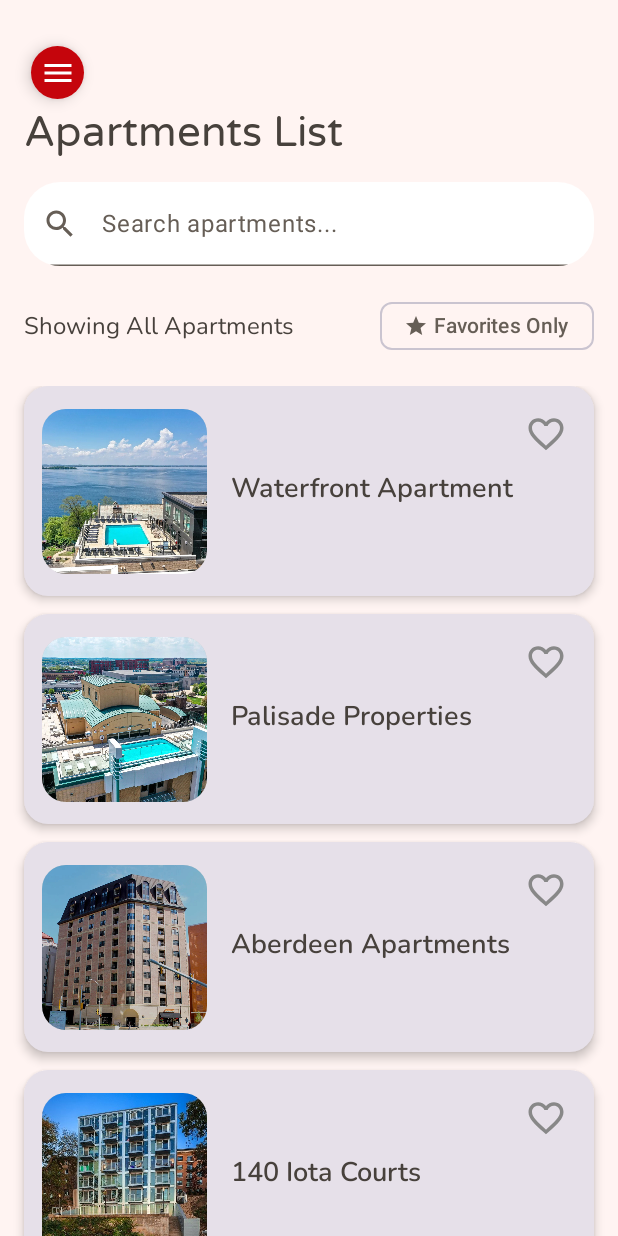
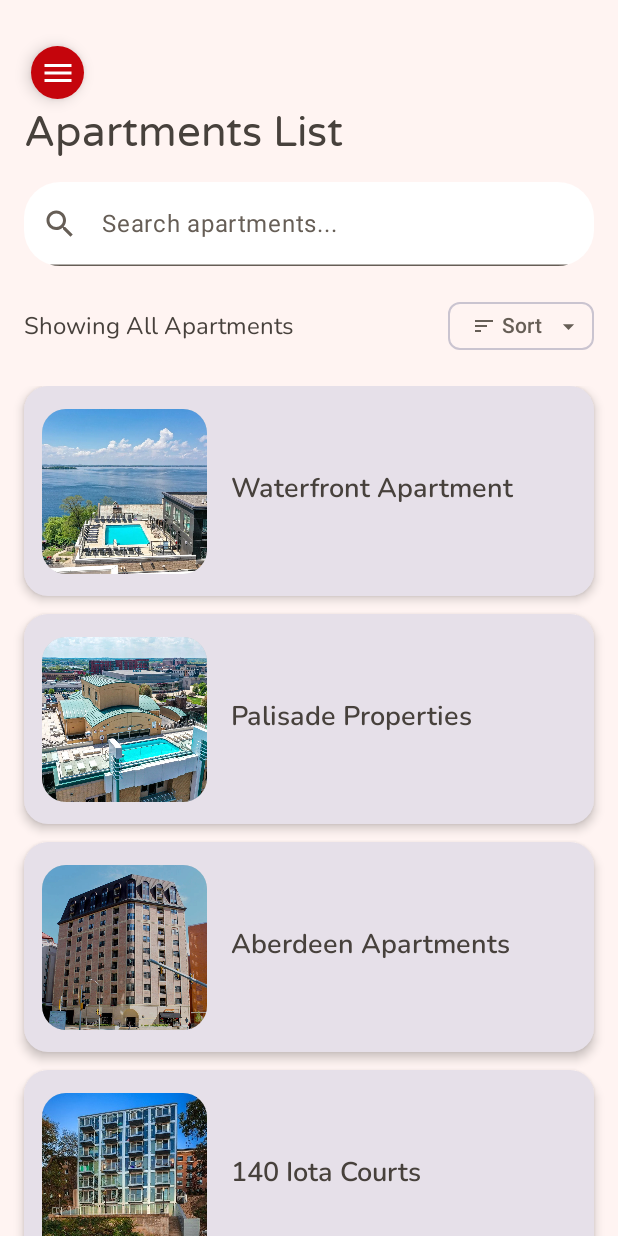
Before and after one commit to Caleb-C6/MadisonMapple, an Android app built with Jetpack Compose: the ApartmentsListScreen screen opened through its navigation route, on a phone screen of 412 x 824 dp. Run offline under Robolectric (Android 15) with nearby library versions, the phone set to English and light mode, and no system bars; our stand-ins replace Firebase (no records; nobody signed in at launch, a user with empty details on screens opened directly), Room's generated code.

Commit message:
Removed apartments fav feature

```diff
--- a/app/src/main/java/com/cs407/myapplication/ui/apartments/ApartmentsListScreen.kt
+++ b/app/src/main/java/com/cs407/myapplication/ui/apartments/ApartmentsListScreen.kt
@@ -6,14 +6,10 @@ import androidx.compose.foundation.clickable
 import androidx.compose.foundation.layout.*
 import androidx.compose.foundation.lazy.LazyColumn
 import androidx.compose.foundation.lazy.items
-import androidx.compose.foundation.shape.CircleShape
 import androidx.compose.foundation.text.KeyboardActions
 import androidx.compose.foundation.text.KeyboardOptions
 import androidx.compose.material.icons.Icons
-import androidx.compose.material.icons.filled.Favorite
-import androidx.compose.material.icons.filled.FavoriteBorder
-import androidx.compose.material.icons.filled.Search
-import androidx.compose.material.icons.filled.Star
+import androidx.compose.material.icons.filled.*
 import androidx.compose.material3.*
 import androidx.compose.runtime.*
 import androidx.compose.ui.Alignment
@@ -26,12 +22,20 @@ import androidx.compose.ui.text.input.ImeAction
 import androidx.compose.ui.unit.dp
 import com.cs407.myapplication.R
 import com.cs407.myapplication.ui.components.Apartment
+import androidx.compose.ui.text.style.TextAlign
+
+// Define sort order enum
+enum class SortOrder {
+    A_TO_Z,
+    Z_TO_A,
+    NONE
+}
 
 @Composable
 fun ApartmentsListScreen(
     onApartmentClick: (Apartment) -> Unit = {}
 ) {
-    // Original apartments list (only the 5 from your original code)
+    // Original apartments list
     val originalApartments = listOf(
         Apartment("Waterfront Apartment", R.drawable.waterfront),
         Apartment("Palisade Properties", R.drawable.palisade),
@@ -43,30 +47,24 @@ fun ApartmentsListScreen(
     // State for search query
     var searchQuery by remember { mutableStateOf("") }
 
-    // State for showing only favorites
-    var showOnlyFavorites by remember { mutableStateOf(false) }
+    // State for sorting
+    var sortOrder by remember { mutableStateOf(SortOrder.NONE) }
 
-    // State for tracking favorites (persistent across recompositions)
-    val favoriteIds = remember { mutableStateMapOf<Int, Boolean>() }
-
-    // Initialize favoriteIds if empty
-    LaunchedEffect(Unit) {
-        if (favoriteIds.isEmpty()) {
-            originalApartments.forEach { apartment ->
-                favoriteIds[apartment.hashCode()] = false
-            }
-        }
+    // Filter and sort apartments
+    val filteredApartments = remember(searchQuery, sortOrder) {
+        var result = originalApartments.filter { apartment ->
+            searchQuery.isEmpty() ||
+                    apartment.name.contains(searchQuery, ignoreCase = true)
         }
 
-    // Filter apartments based on search query and favorite filter
-    val filteredApartments = remember(searchQuery, showOnlyFavorites, favoriteIds) {
-        originalApartments.filter { apartment ->
-            val matchesSearch = searchQuery.isEmpty() ||
-                    apartment.name.contains(searchQuery, ignoreCase = true)
-            val matchesFavorite = !showOnlyFavorites ||
-                    (favoriteIds[apartment.hashCode()] ?: false)
-            matchesSearch && matchesFavorite
+        // Apply sorting
+        result = when (sortOrder) {
+            SortOrder.A_TO_Z -> result.sortedBy { it.name }
+            SortOrder.Z_TO_A -> result.sortedByDescending { it.name }
+            SortOrder.NONE -> result
         }
+
+        result
     }
 
     Column(
@@ -85,13 +83,16 @@ fun ApartmentsListScreen(
         SearchBar(
             searchQuery = searchQuery,
             onSearchQueryChange = { searchQuery = it },
-            onClearSearch = { searchQuery = "" },
+            onClearSearch = {
+                searchQuery = ""
+                sortOrder = SortOrder.NONE // Reset sort when clearing search
+            },
             modifier = Modifier
                 .fillMaxWidth()
                 .padding(bottom = 16.dp)
         )
 
-        // Favorites Filter Toggle
+        // Filter and Sort Row
         Row(
             modifier = Modifier
                 .fillMaxWidth()
@@ -99,36 +100,23 @@ fun ApartmentsListScreen(
             horizontalArrangement = Arrangement.SpaceBetween,
             verticalAlignment = Alignment.CenterVertically
         ) {
+            // Left side: Showing text
             Text(
-                text = if (showOnlyFavorites) "Showing Favorites Only" else "Showing All Apartments",
-                style = MaterialTheme.typography.bodyMedium
+                text = when {
+                    sortOrder != SortOrder.NONE -> getSortText(sortOrder)
+                    else -> "Showing All Apartments"
+                },
+                style = MaterialTheme.typography.bodyMedium,
+                maxLines = 2,
+                modifier = Modifier.weight(1f)
             )
 
-            FilterChip(
-                selected = showOnlyFavorites,
-                onClick = { showOnlyFavorites = !showOnlyFavorites },
-                label = {
-                    Row(
-                        verticalAlignment = Alignment.CenterVertically,
-                        horizontalArrangement = Arrangement.spacedBy(4.dp)
-                    ) {
-                        Icon(
-                            imageVector = Icons.Default.Star,
-                            contentDescription = "Favorites",
-                            modifier = Modifier.size(16.dp)
-                        )
-                        Text("Favorites Only")
-                    }
-                },
-                leadingIcon = if (showOnlyFavorites) {
-                    {
-                        Icon(
-                            imageVector = Icons.Default.Favorite,
-                            contentDescription = "Favorite",
-                            modifier = Modifier.size(FilterChipDefaults.IconSize)
-                        )
-                    }
-                } else null
+            Spacer(modifier = Modifier.width(8.dp))
+
+            // Right side: Sort button only
+            SortDropdownMenu(
+                sortOrder = sortOrder,
+                onSortOrderChange = { sortOrder = it }
             )
         }
 
@@ -140,13 +128,36 @@ fun ApartmentsListScreen(
                     .padding(32.dp),
                 contentAlignment = Alignment.Center
             ) {
+                Column(horizontalAlignment = Alignment.CenterHorizontally) {
+                    Icon(
+                        imageVector = Icons.Default.SearchOff,
+                        contentDescription = "No results",
+                        modifier = Modifier.size(64.dp),
+                        tint = MaterialTheme.colorScheme.onSurface.copy(alpha = 0.5f)
+                    )
+                    Spacer(modifier = Modifier.height(16.dp))
                     Text(
                         text = if (searchQuery.isNotEmpty())
                             "No apartments found for \"$searchQuery\""
                         else
                             "No apartments found",
-                    style = MaterialTheme.typography.bodyLarge
+                        style = MaterialTheme.typography.bodyLarge,
+                        textAlign = TextAlign.Center
                     )
+
+                    // Show reset button if search or sort active
+                    if (searchQuery.isNotEmpty() || sortOrder != SortOrder.NONE) {
+                        Spacer(modifier = Modifier.height(16.dp))
+                        Button(
+                            onClick = {
+                                searchQuery = ""
+                                sortOrder = SortOrder.NONE
+                            }
+                        ) {
+                            Text("Reset Filters")
+                        }
+                    }
+                }
             }
         } else {
             LazyColumn(
@@ -156,16 +167,109 @@ fun ApartmentsListScreen(
                 items(filteredApartments) { apartment ->
                     ApartmentCard(
                         apartment = apartment,
-                        isFavorite = favoriteIds[apartment.hashCode()] ?: false,
-                        onFavoriteClick = {
-                            val currentState = favoriteIds[apartment.hashCode()] ?: false
-                            favoriteIds[apartment.hashCode()] = !currentState
-                        },
                         onClick = { onApartmentClick(apartment) }
                     )
                 }
             }
         }
+    }
+}
+
+@Composable
+private fun SortDropdownMenu(
+    sortOrder: SortOrder,
+    onSortOrderChange: (SortOrder) -> Unit
+) {
+    var expanded by remember { mutableStateOf(false) }
+
+    Box {
+        // Sort Button
+        FilterChip(
+            selected = sortOrder != SortOrder.NONE,
+            onClick = { expanded = true },
+            label = {
+                Row(
+                    verticalAlignment = Alignment.CenterVertically,
+                    horizontalArrangement = Arrangement.spacedBy(4.dp)
+                ) {
+                    Icon(
+                        imageVector = Icons.Default.Sort,
+                        contentDescription = "Sort",
+                        modifier = Modifier.size(16.dp)
+                    )
+                    Text(
+                        text = when (sortOrder) {
+                            SortOrder.A_TO_Z -> "A → Z"
+                            SortOrder.Z_TO_A -> "Z → A"
+                            SortOrder.NONE -> "Sort"
+                        }
+                    )
+                }
+            },
+            trailingIcon = {
+                Icon(
+                    imageVector = Icons.Default.ArrowDropDown,
+                    contentDescription = "Sort options",
+                    modifier = Modifier.size(FilterChipDefaults.IconSize)
+                )
+            }
+        )
+
+        // Dropdown Menu
+        DropdownMenu(
+            expanded = expanded,
+            onDismissRequest = { expanded = false }
+        ) {
+            DropdownMenuItem(
+                text = { Text("A → Z (Ascending)") },
+                onClick = {
+                    onSortOrderChange(SortOrder.A_TO_Z)
+                    expanded = false
+                },
+                leadingIcon = {
+                    Icon(
+                        imageVector = Icons.Default.ArrowUpward,
+                        contentDescription = null
+                    )
+                }
+            )
+            DropdownMenuItem(
+                text = { Text("Z → A (Descending)") },
+                onClick = {
+                    onSortOrderChange(SortOrder.Z_TO_A)
+                    expanded = false
+                },
+                leadingIcon = {
+                    Icon(
+                        imageVector = Icons.Default.ArrowDownward,
+                        contentDescription = null
+                    )
+                }
+            )
+            Divider()
+            DropdownMenuItem(
+                text = { Text("Clear Sort") },
+                onClick = {
+                    onSortOrderChange(SortOrder.NONE)
+                    expanded = false
+                },
+                enabled = sortOrder != SortOrder.NONE,
+                leadingIcon = {
+                    Icon(
+                        imageVector = Icons.Default.Clear,
+                        contentDescription = null
+                    )
+                }
+            )
+        }
+    }
+}
+
+private fun getSortText(sortOrder: SortOrder): String {
+    return when (sortOrder) {
+        SortOrder.A_TO_Z -> "Sorted A → Z"
+        SortOrder.Z_TO_A -> "Sorted Z → A"
+        SortOrder.NONE -> ""
     }
 }
 
@@ -190,7 +294,7 @@ fun SearchBar(
             if (searchQuery.isNotEmpty()) {
                 IconButton(onClick = onClearSearch) {
                     Icon(
-                        painter = painterResource(id = android.R.drawable.ic_menu_close_clear_cancel),
+                        imageVector = Icons.Default.Clear,
                         contentDescription = "Clear search"
                     )
                 }
@@ -216,8 +320,6 @@ fun SearchBar(
 @Composable
 fun ApartmentCard(
     apartment: Apartment,
-    isFavorite: Boolean,
-    onFavoriteClick: () -> Unit,
     onClick: () -> Unit
 ) {
     Card(
@@ -226,9 +328,6 @@ fun ApartmentCard(
             .height(140.dp)
             .clickable { onClick() },
         elevation = CardDefaults.cardElevation(defaultElevation = 4.dp)
-    ) {
-        Box(
-            modifier = Modifier.fillMaxSize()
     ) {
         Row(
             modifier = Modifier
@@ -257,29 +356,6 @@ fun ApartmentCard(
                     style = MaterialTheme.typography.titleMedium,
                     modifier = Modifier.padding(bottom = 4.dp)
                 )
-                    // You can add more apartment details here if needed
-                }
-            }
-
-            // Favorite Icon Button
-            IconButton(
-                onClick = onFavoriteClick,
-                modifier = Modifier
-                    .align(Alignment.TopEnd)
-                    .padding(8.dp)
-            ) {
-                Icon(
-                    imageVector = if (isFavorite)
-                        Icons.Default.Favorite
-                    else
-                        Icons.Default.FavoriteBorder,
-                    contentDescription = if (isFavorite)
-                        "Remove from favorites"
-                    else
-                        "Add to favorites",
-                    tint = if (isFavorite) MaterialTheme.colorScheme.primary else Color.Gray,
-                    modifier = Modifier.size(28.dp)
-                )
             }
         }
     }
```
Lines whose indentation alone changed are shown as unchanged.
